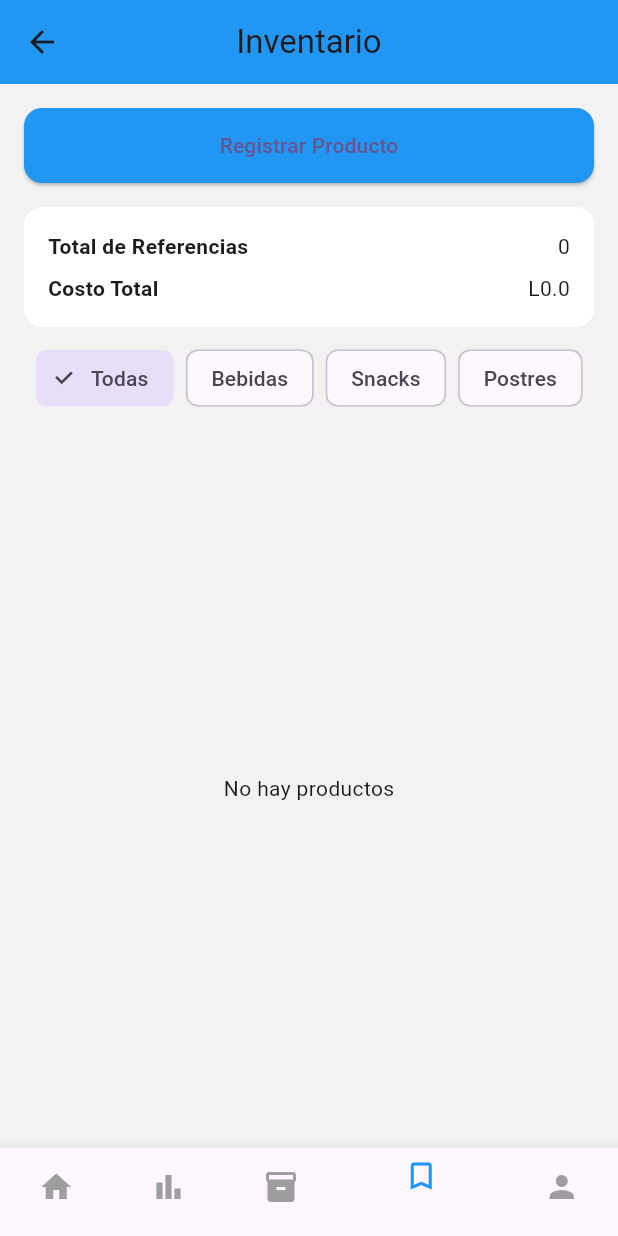
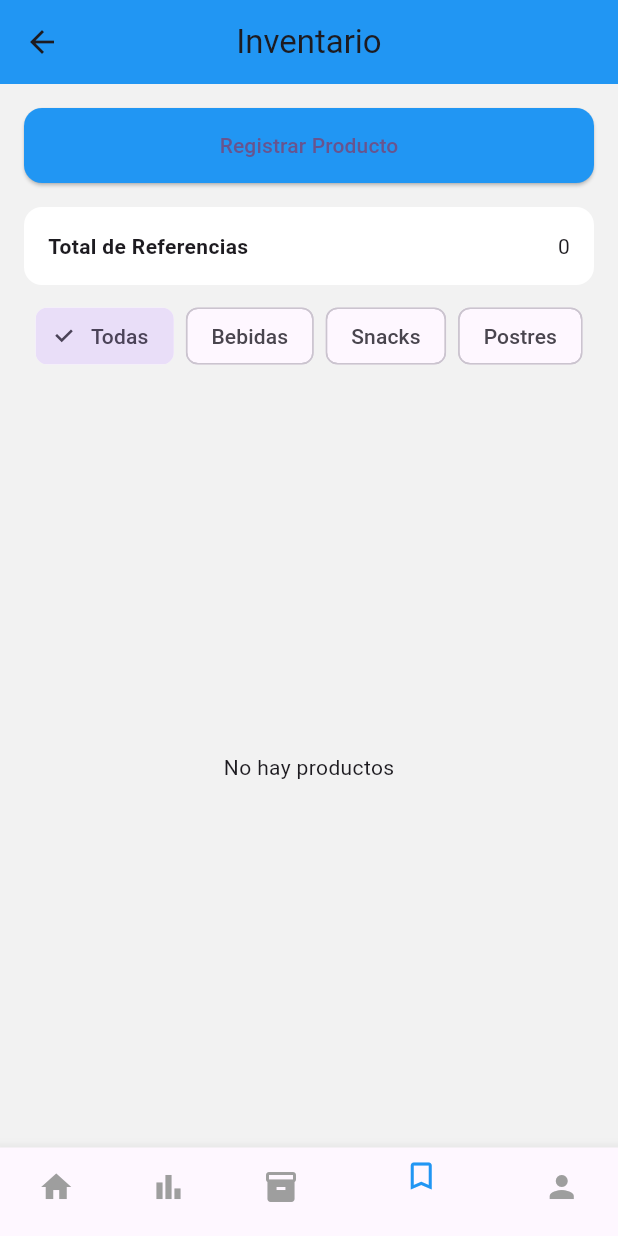
Before and after one commit to esfiallos/proyecto-flutter-app_gestor, a Flutter app: the InventarioPage screen opened by its route, on a phone screen of 412 x 824 dp. Run offline on Flutter 3.47's test engine with Material 3 defaults, Android fonts, the phone set to English and light mode, and no system bars; our stand-ins replace fl_chart, shared_preferences, sqflite; accounts and stored records are empty.

Commit message:
Reparado seccion de inventario, quitado el conteo de costos

```diff
--- a/lib/screens/inventario/inventario.dart
+++ b/lib/screens/inventario/inventario.dart
@@ -77,7 +77,7 @@ class _InventarioPageState extends State<InventarioPage> {
                   borderRadius: BorderRadius.circular(12),
                 ),
               ),
-              child: const Text('Registrar Producto'),
+              child: const Text('Registrar Producto', selectionColor: Colors.white),
             ),
           ),
           Padding(
@@ -98,14 +98,7 @@ class _InventarioPageState extends State<InventarioPage> {
                       Text('${_productos.length}'),
                     ],
                   ),
-                  const SizedBox(height: 8),
-                  Row(
-                    mainAxisAlignment: MainAxisAlignment.spaceBetween,
-                    children: [
-                      const Text('Costo Total', style: TextStyle(fontWeight: FontWeight.bold)),
-                      Text('L${_productos.fold<double>(0, (sum, p) => sum + p.costo)}'),
-                    ],
-                  ),
+
                 ],
               ),
             ),
```
